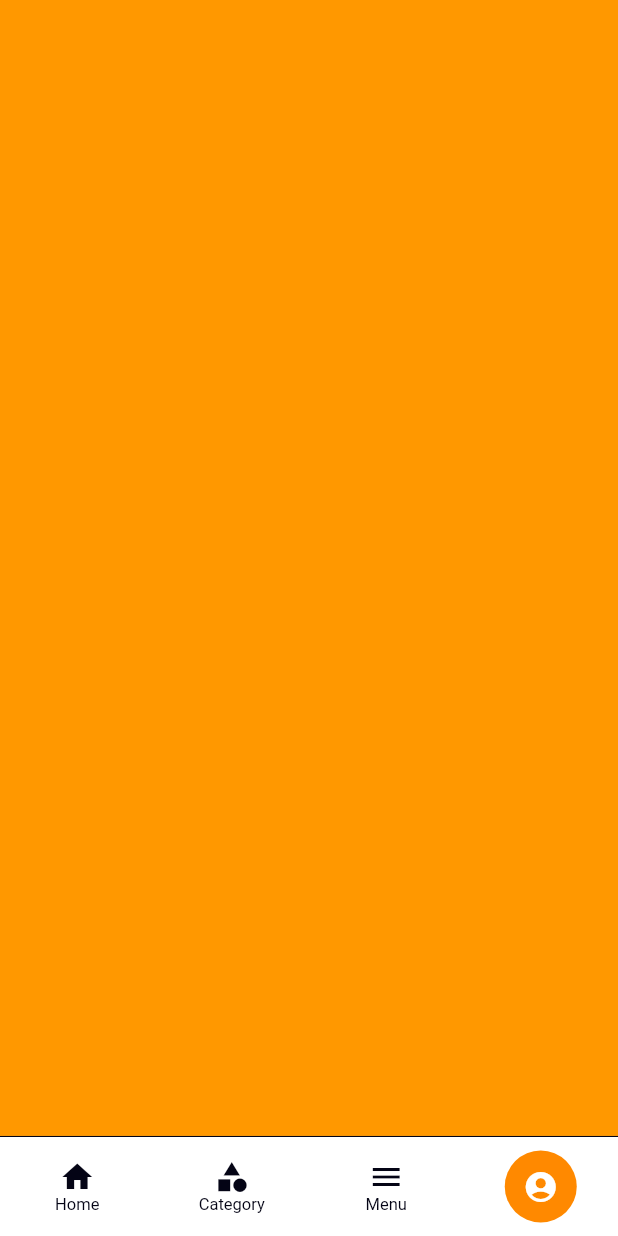
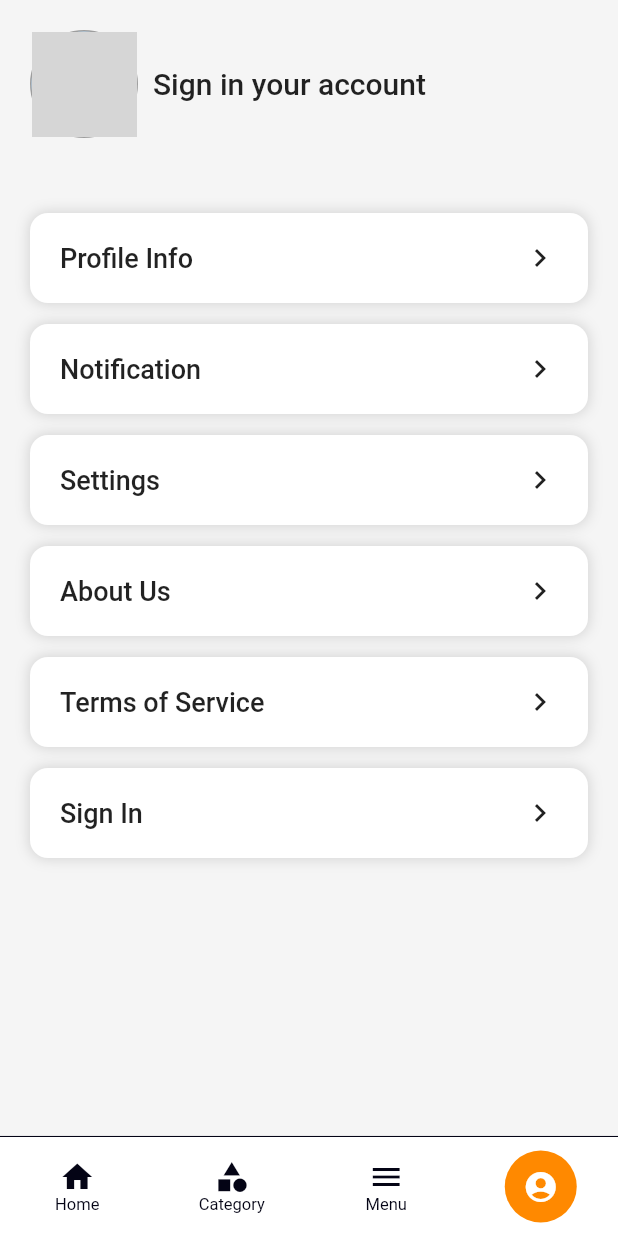
Before and after one commit to riyasfath/My_Grocery, a Flutter app: the screen it shows after launch, item 4 of the bottom bar chosen, on a phone screen of 412 x 824 dp. Run offline on Flutter 3.47's test engine with Material 2 defaults, Android fonts, the phone set to English and light mode, and no system bars; drawn by our look-alikes of flutter_snake_navigationbar; our stand-ins replace cached_network_image, carousel_slider, get, hive, hive_flutter, shimmer; accounts and stored records are empty; network calls fail; grey boxes are pictures that could not be loaded.

Commit message:
sign in and sign up design completed.

```diff
--- a/lib/const.dart
+++ b/lib/const.dart
@@ -1 +1 @@
-String baseUrl ='http://192.168.1.36:1337';
+String baseUrl ='http://192.168.1.37:1337';
--- /dev/null
+++ b/lib/view/account/account_screen.dart
@@ -0,0 +1,93 @@
+import 'package:flutter/material.dart';
+import 'package:hive/hive.dart';
+import 'package:my_grocery/view/account/auth/sign_in_screen.dart';
+
+class AccountScreen extends StatelessWidget {
+  const AccountScreen({Key? key}) : super(key: key);
+
+  @override
+  Widget build(BuildContext context) {
+    return Padding(
+      padding: const EdgeInsets.symmetric(horizontal: 20),
+      child: ListView(
+        physics: const BouncingScrollPhysics(),
+        children: [
+          const SizedBox(height: 20),
+          Row(
+            children: [
+              CircleAvatar(
+                backgroundColor: Colors.grey,
+                radius: 36,
+                child: CircleAvatar(
+                  radius: 35,
+                  backgroundImage: AssetImage("assets/user_image.png"),
+                ),
+              ),
+              SizedBox(width: 10),
+              Column(
+                children: [
+                  Text(
+                    "Sign in your account",
+                    style: TextStyle(fontSize: 20, fontWeight: FontWeight.w500),
+                  )
+                ],
+              )
+            ],
+          ),
+          const SizedBox(height: 50),
+          buildAccountCard(
+              title: 'Profile Info',
+              onClick: () {
+                Navigator.push(
+                    context,
+                    MaterialPageRoute(
+                      builder: (context) => const SignInScreen(),
+                    ));
+              }),
+          buildAccountCard(title: 'Notification', onClick: () {}),
+          buildAccountCard(title: 'Settings', onClick: () {}),
+          buildAccountCard(title: 'About Us', onClick: () {}),
+          buildAccountCard(title: 'Terms of Service', onClick: () {}),
+          buildAccountCard(title: 'Sign In', onClick: () {})
+        ],
+      ),
+    );
+  }
+
+  Widget buildAccountCard(
+      {required String title, required Function() onClick}) {
+    return Padding(
+      padding: const EdgeInsets.only(bottom: 14),
+      child: GestureDetector(
+        onTap: () {
+          onClick();
+        },
+        child: Container(
+          height: 60,
+          padding: const EdgeInsets.symmetric(horizontal: 20),
+          decoration: BoxDecoration(
+              color: Colors.white,
+              borderRadius: const BorderRadius.all(Radius.circular(12)),
+              boxShadow: [
+                BoxShadow(
+                  color: Colors.grey.withOpacity(0.4),
+                  spreadRadius: 0.1,
+                  blurRadius: 7,
+                )
+              ]),
+          child: Row(
+            mainAxisAlignment: MainAxisAlignment.spaceBetween,
+            children: [
+              Text(
+                title,
+                style:
+                    const TextStyle(fontWeight: FontWeight.w500, fontSize: 18),
+              ),
+              const Icon(Icons.keyboard_arrow_right_outlined)
+            ],
+          ),
+        ),
+      ),
+    );
+  }
+}
--- a/lib/view/dashboard/dashboard_screen.dart
+++ b/lib/view/dashboard/dashboard_screen.dart
@@ -2,6 +2,7 @@ import 'package:flutter/material.dart';
 import 'package:flutter_snake_navigationbar/flutter_snake_navigationbar.dart';
 import 'package:get/get.dart';
 import 'package:my_grocery/controller/dashboard_controller.dart';
+import 'package:my_grocery/view/account/account_screen.dart';
 import 'package:my_grocery/view/category/category_screen.dart';
 import 'package:my_grocery/view/home/home_screen.dart';
 import 'package:my_grocery/view/product/product_screen.dart';
@@ -15,13 +16,11 @@ class DashboardScreen extends StatelessWidget {
         backgroundColor: Colors.grey.shade100,
     body: SafeArea(child: IndexedStack(
       index: controller.tableIndex,
-      children: [
-        const HomeScreen(),
-        const ProductScreen(),
-        const CategoryScreen(),
-        Container(
-          color: Colors.orange,
-        ),
+      children: const [
+        HomeScreen(),
+        ProductScreen(),
+        CategoryScreen(),
+        AccountScreen(),
 
       ],
     ),
```
Also changed, not shown: lib/components/input_ outline_button.dart (added, +34 -0 lines), lib/components/input_text_button.dart (added, +30 -0 lines), lib/components/input_text_field.dart (added, +129 -0 lines), lib/view/account/auth/sign_in_screen.dart (added, +103 -0 lines), lib/view/account/auth/sign_up_screen.dart (added, +98 -0 lines).
